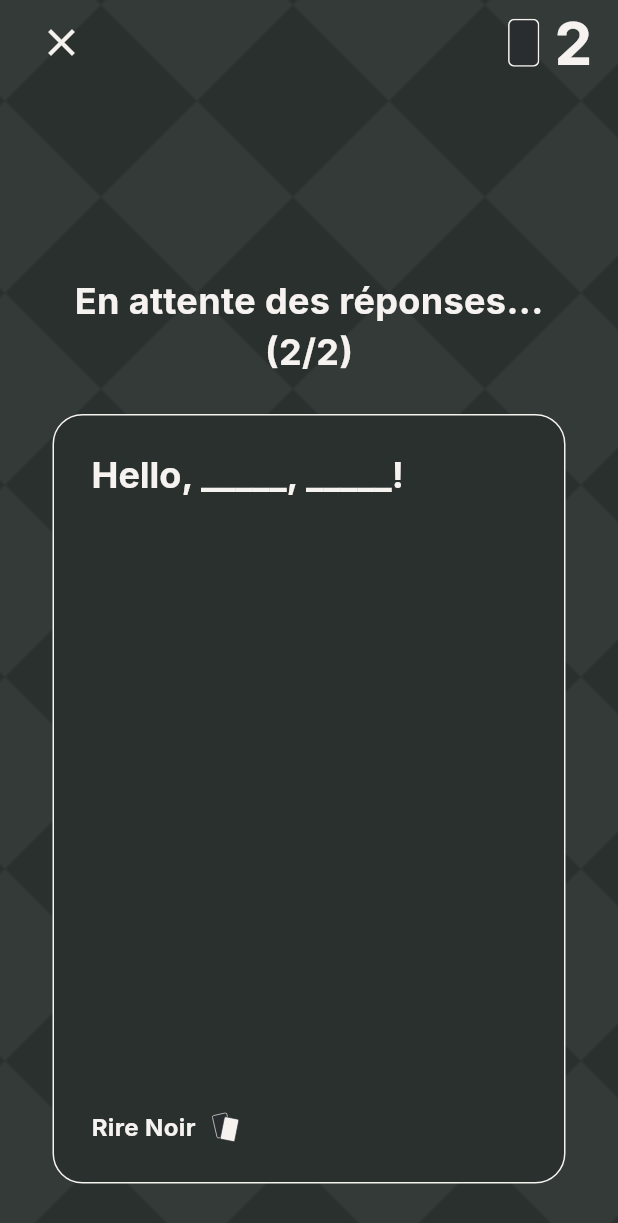
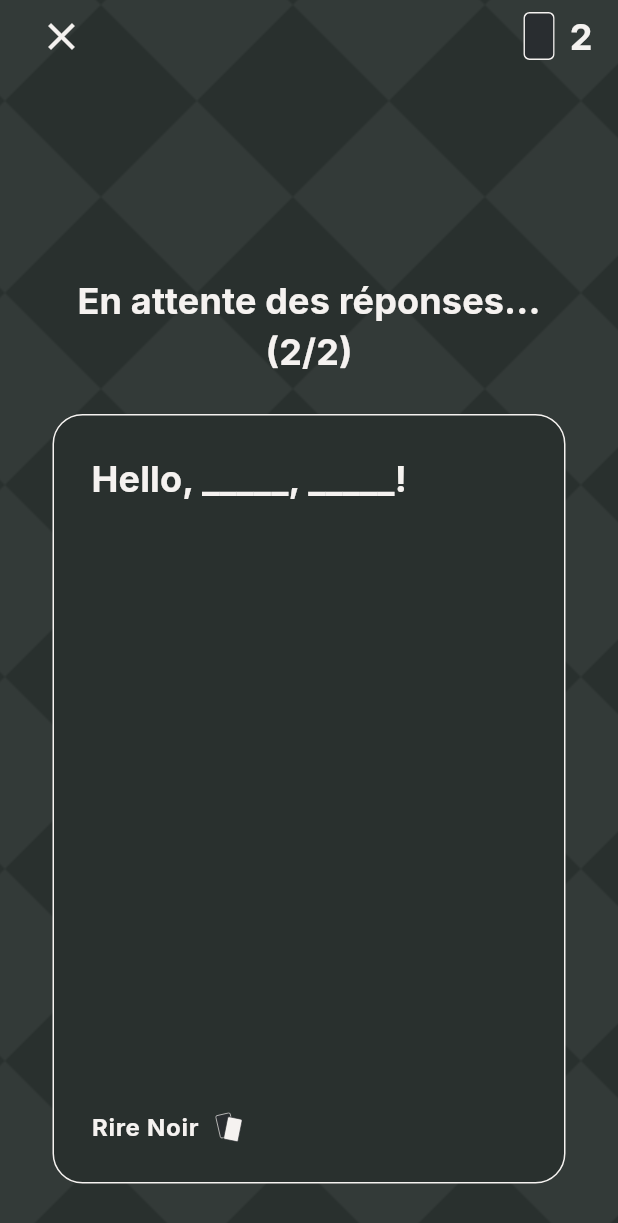
Before and after one commit to Rukkaitto/rire_noir, a Flutter app: the ScratchpadPage screen opened by its route, on a phone screen of 412 x 824 dp. Shown: the top 1223 px of the screen. Run offline on Flutter 3.47's test engine with Material 3 defaults, Android fonts, the phone set to English and light mode, and no system bars; our stand-ins replace dio, flutter_bloc, flutter_svg, go_router, google_fonts, pretty_qr_code; missing offline and left inert: shelf_plus; network calls fail.

Commit message:
refactored text styles into text theme

```diff
--- a/lib/core/ui_components/my_button/my_button.dart
+++ b/lib/core/ui_components/my_button/my_button.dart
@@ -1,5 +1,4 @@
 import 'package:flutter/material.dart';
-import 'package:google_fonts/google_fonts.dart';
 import 'package:rire_noir/core/ui_components/my_button/my_button_style.dart';
 
 class MyButton extends StatelessWidget {
@@ -38,10 +37,7 @@ class MyButton extends StatelessWidget {
         children: [
           Text(
             text,
-            style: GoogleFonts.inter(
-              fontSize: 24,
-              fontWeight: FontWeight.bold,
-            ),
+            style: Theme.of(context).textTheme.labelLarge,
           ),
           if (trailingIcon != null)
             Padding(
--- a/lib/core/ui_components/my_text_form_field/my_text_form_field.dart
+++ b/lib/core/ui_components/my_text_form_field/my_text_form_field.dart
@@ -1,5 +1,4 @@
 import 'package:flutter/material.dart';
-import 'package:google_fonts/google_fonts.dart';
 
 class MyTextFormField extends StatelessWidget {
   final TextEditingController? controller;
@@ -21,10 +20,7 @@ class MyTextFormField extends StatelessWidget {
       controller: controller,
       keyboardType: keyboardType,
       textCapitalization: textCapitalization,
-      style: GoogleFonts.inter(
-        fontSize: 24,
-        fontWeight: FontWeight.bold,
-      ),
+      style: Theme.of(context).textTheme.labelLarge,
       decoration: InputDecoration(
         labelText: labelText,
         enabledBorder: UnderlineInputBorder(
--- a/lib/core/ui_components/playing_card/playing_card_background.dart
+++ b/lib/core/ui_components/playing_card/playing_card_background.dart
@@ -1,6 +1,5 @@
-import 'package:flutter/cupertino.dart';
+import 'package:flutter/material.dart';
 import 'package:flutter_svg/flutter_svg.dart';
-import 'package:google_fonts/google_fonts.dart';
 import 'package:rire_noir/core/services/asset_service/asset_service.dart';
 import 'playing_card_style.dart';
 
@@ -39,11 +38,7 @@ class PlayingCardBackground extends StatelessWidget {
               children: [
                 Text(
                   'Rire Noir',
-                  style: GoogleFonts.inter(
-                    fontSize: 16,
-                    fontWeight: FontWeight.bold,
-                    color: style.foregroundColor,
-                  ),
+                  style: Theme.of(context).textTheme.labelSmall,
                 ),
                 const SizedBox(width: 10),
                 SvgPicture.asset(
--- a/lib/core/ui_components/playing_card/playing_card_title_widget.dart
+++ b/lib/core/ui_components/playing_card/playing_card_title_widget.dart
@@ -1,5 +1,4 @@
 import 'package:flutter/material.dart';
-import 'package:google_fonts/google_fonts.dart';
 
 import 'playing_card_style.dart';
 
@@ -19,11 +18,10 @@ class PlayingCardTitleWidget extends StatelessWidget {
     final split = text.split(regex);
     return RichText(
       text: TextSpan(
-        style: GoogleFonts.inter(
-          fontSize: 24,
-          fontWeight: FontWeight.bold,
-          color: style.foregroundColor,
-        ),
+        style: Theme.of(context)
+            .textTheme
+            .labelLarge
+            ?.copyWith(color: style.foregroundColor),
         children: <InlineSpan>[
           for (String text in split)
             text.startsWith('{')
--- a/lib/features/game/presentation/widgets/master_view_widget.dart
+++ b/lib/features/game/presentation/widgets/master_view_widget.dart
@@ -1,7 +1,6 @@
 import 'package:api/entities/player.dart';
 import 'package:api/entities/game.dart';
 import 'package:flutter/material.dart';
-import 'package:google_fonts/google_fonts.dart';
 import 'package:rire_noir/core/ui_components/playing_card/playing_card_style.dart';
 import 'package:rire_noir/core/ui_components/playing_card/playing_card_widget.dart';
 import 'package:rire_noir/features/game/presentation/widgets/player_layout_widget.dart';
@@ -29,19 +28,11 @@ class MasterViewWidget extends StatelessWidget {
               children: [
                 Text(
                   'En attente des réponses...',
-                  style: GoogleFonts.inter(
-                    fontSize: 24,
-                    fontWeight: FontWeight.bold,
-                    color: Theme.of(context).colorScheme.primary,
-                  ),
+                  style: Theme.of(context).textTheme.labelLarge,
                 ),
                 Text(
                   '(${room.currentRound.donePlayersCount}/${room.playerCount})',
-                  style: GoogleFonts.inter(
-                    fontSize: 24,
-                    fontWeight: FontWeight.bold,
-                    color: Theme.of(context).colorScheme.primary,
-                  ),
+                  style: Theme.of(context).textTheme.labelLarge,
                 ),
               ],
             ),
--- a/lib/features/game/presentation/widgets/player_view_widget.dart
+++ b/lib/features/game/presentation/widgets/player_view_widget.dart
@@ -3,7 +3,6 @@ import 'package:api/entities/playing_card.dart';
 import 'package:api/entities/round.dart';
 import 'package:flutter/material.dart';
 import 'package:flutter_bloc/flutter_bloc.dart';
-import 'package:google_fonts/google_fonts.dart';
 import 'package:rire_noir/core/ui_components/dismissible_carousel/dismissible_carousel.dart';
 import 'package:rire_noir/core/ui_components/playing_card/playing_card_style.dart';
 import 'package:rire_noir/core/ui_components/playing_card/playing_card_widget.dart';
@@ -93,10 +92,7 @@ class _PlayerViewWidgetState extends State<PlayerViewWidget> {
           SafeArea(
             child: Text(
               "$remainingCardsToPlay cartes à jouer",
-              style: GoogleFonts.inter(
-                fontSize: 24,
-                fontWeight: FontWeight.bold,
-              ),
+              style: Theme.of(context).textTheme.labelLarge,
             ),
           ),
       ],
--- a/lib/features/game/presentation/widgets/score_widget.dart
+++ b/lib/features/game/presentation/widgets/score_widget.dart
@@ -4,7 +4,6 @@ import 'package:flutter/cupertino.dart';
 import 'package:flutter/material.dart';
 import 'package:flutter_bloc/flutter_bloc.dart';
 import 'package:flutter_svg/flutter_svg.dart';
-import 'package:google_fonts/google_fonts.dart';
 import 'package:rire_noir/core/services/asset_service/asset_service.dart';
 import 'package:rire_noir/core/services/router_service/app_routes.dart';
 import 'package:rire_noir/core/services/router_service/router_service.dart';
@@ -97,11 +96,7 @@ class ScoreWidget extends StatelessWidget {
         const SizedBox(width: 10),
         Text(
           score.toString(),
-          style: GoogleFonts.inter(
-            color: Theme.of(context).colorScheme.primary,
-            fontSize: 40,
-            fontWeight: FontWeight.bold,
-          ),
+          style: Theme.of(context).textTheme.labelLarge,
         ),
       ],
     );
```
Also changed, not shown: lib/features/game/presentation/widgets/result_widget.dart (+2 -11 lines), lib/main.dart (+14 -1 lines).
